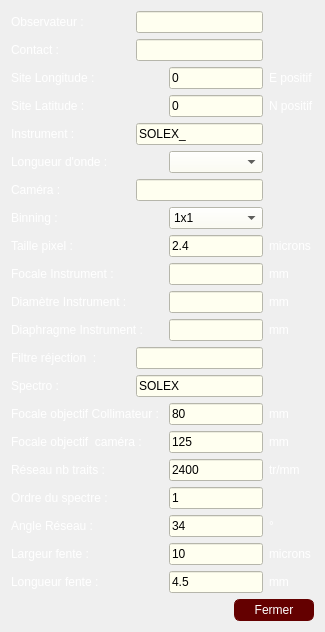
This is param.ui in mconsidine/Inti_vd as Qt 5 draws it before an edit. The edited form follows.
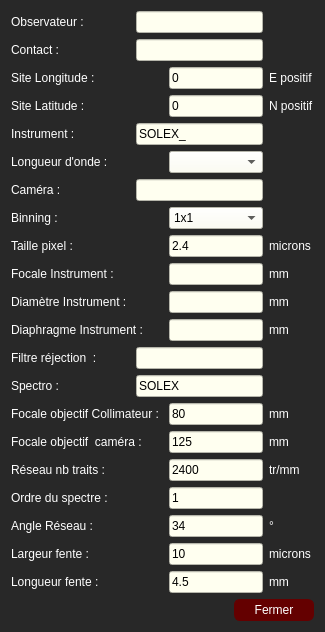
This is the edited form.

Diff of the .ui file:
```diff
--- a/param.ui
+++ b/param.ui
@@ -14,7 +14,8 @@
    <string>BASS2000</string>
   </property>
   <property name="styleSheet">
-   <string notr="true">QDialogWindow {color : white ; background-color : rgb(64,64,64)}
+   <string notr="true">QDialog {color : white ; background-color : rgb(40,40,40)}
+
 QPushButton { color: white; background-color: rgb(80,0,0) }
 QPushButton::default {  color: white; background-color: rgb(100,0,0); border: 1px solid rgb(100,0,0) ;border-radius:6px}
 QPushButton::default::pressed {  color: white; background-color: rgb(40,0,0); border: 1px solid rgb(100,0,0) ;border-radius:6px}
```
